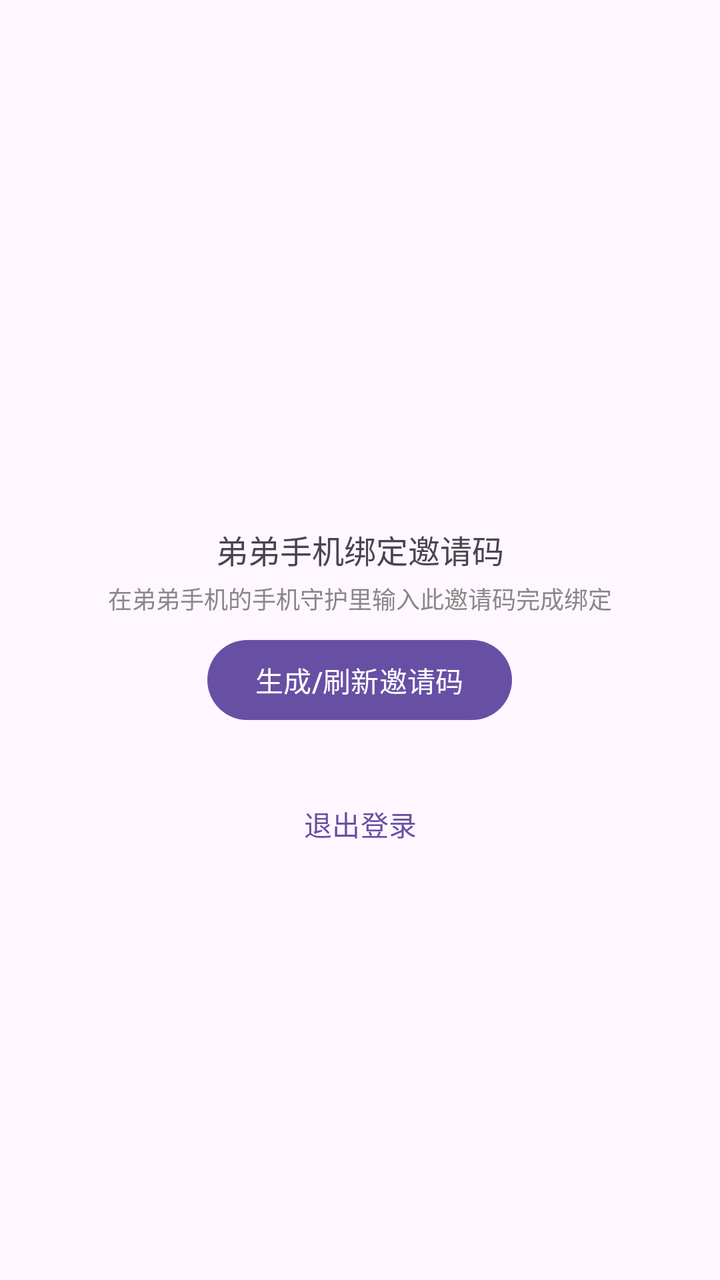
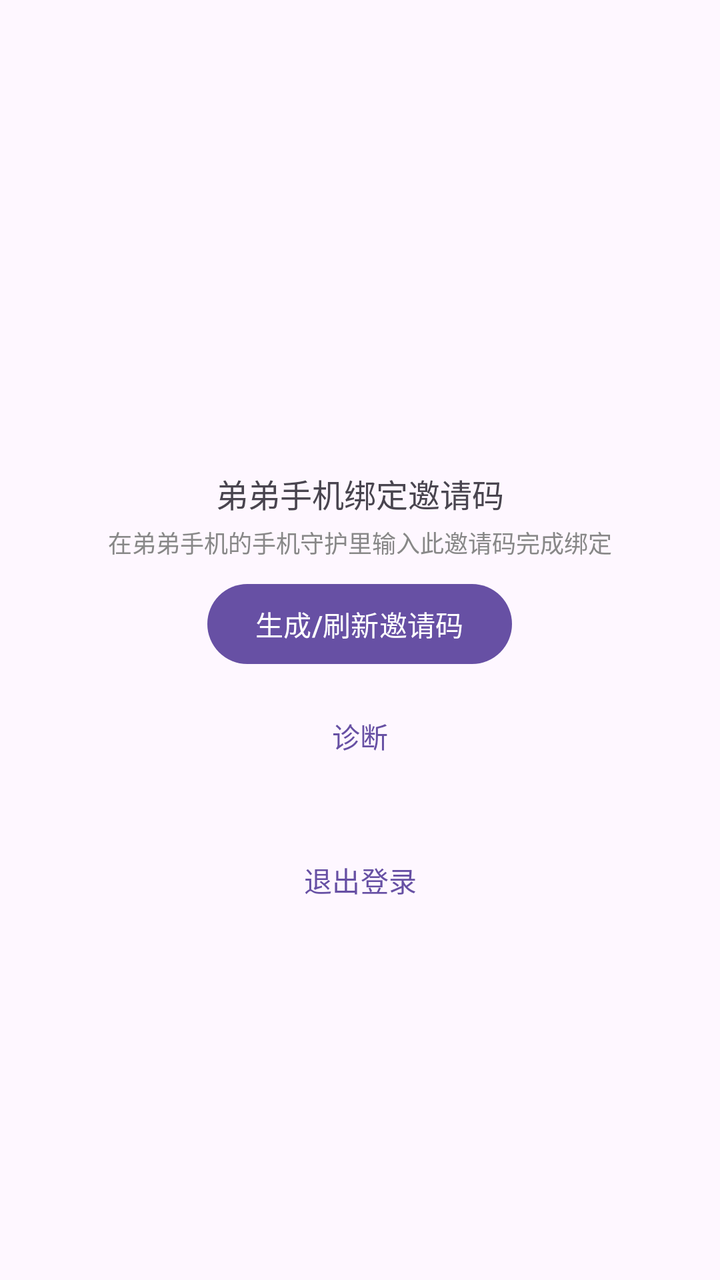

Compare the two renders of this Android layout. The source of the first and the diff that turns it into the second are given below.
<!-- AndroidManifest.xml: application theme Theme.PhoneGuard -->
<!-- res/layout/activity_main.xml -->
<?xml version="1.0" encoding="utf-8"?>
<LinearLayout xmlns:android="http://schemas.android.com/apk/res/android"
    android:layout_width="match_parent"
    android:layout_height="match_parent"
    android:gravity="center"
    android:orientation="vertical"
    android:padding="24dp">

    <TextView
        android:id="@+id/tvWelcome"
        android:layout_width="wrap_content"
        android:layout_height="wrap_content"
        android:textSize="20sp" />

    <TextView
        android:layout_width="wrap_content"
        android:layout_height="wrap_content"
        android:layout_marginTop="32dp"
        android:text="@string/invite_code_title"
        android:textSize="16sp" />

    <TextView
        android:id="@+id/tvInviteCode"
        android:layout_width="wrap_content"
        android:layout_height="wrap_content"
        android:layout_marginTop="8dp"
        android:letterSpacing="0.2"
        android:textColor="@color/primary"
        android:textSize="40sp"
        android:textStyle="bold"
        android:visibility="gone" />

    <TextView
        android:layout_width="wrap_content"
        android:layout_height="wrap_content"
        android:layout_marginTop="4dp"
        android:text="@string/invite_code_tip"
        android:textSize="12sp"
        android:textColor="#888888" />

    <com.google.android.material.button.MaterialButton
        android:id="@+id/btnCopyCode"
        style="@style/Widget.Material3.Button.TonalButton"
        android:layout_width="wrap_content"
        android:layout_height="wrap_content"
        android:layout_marginTop="12dp"
        android:text="@string/copy_code"
        android:visibility="gone" />

    <com.google.android.material.button.MaterialButton
        android:id="@+id/btnRefreshCode"
        android:layout_width="wrap_content"
        android:layout_height="wrap_content"
        android:layout_marginTop="8dp"
        android:text="@string/refresh_code" />

    <com.google.android.material.button.MaterialButton
        android:id="@+id/btnLogout"
        style="@style/Widget.Material3.Button.TextButton"
        android:layout_width="wrap_content"
        android:layout_height="wrap_content"
        android:layout_marginTop="24dp"
        android:text="@string/logout" />
</LinearLayout>
<!-- resources referenced by this layout -->
<resources>
  <color name="primary">#1A73E8</color>
  <string name="copy_code">复制邀请码</string>
  <string name="invite_code_tip">在弟弟手机的"手机守护"里输入此邀请码完成绑定</string>
  <string name="invite_code_title">弟弟手机绑定邀请码</string>
  <string name="logout">退出登录</string>
  <string name="refresh_code">生成/刷新邀请码</string>
  <style name="Theme.PhoneGuard" parent="Theme.Material3.DayNight.NoActionBar" />
</resources>

<!-- the commit's change to res/layout/activity_main.xml (unified diff, before → after) -->
@@ -55,6 +55,14 @@
         android:text="@string/refresh_code" />
 
     <com.google.android.material.button.MaterialButton
+        android:id="@+id/btnDiag"
+        style="@style/Widget.Material3.Button.TextButton"
+        android:layout_width="wrap_content"
+        android:layout_height="wrap_content"
+        android:layout_marginTop="8dp"
+        android:text="@string/diag" />
+
+    <com.google.android.material.button.MaterialButton
         android:id="@+id/btnLogout"
         style="@style/Widget.Material3.Button.TextButton"
         android:layout_width="wrap_content"
<!-- resource entries referenced after the edit -->
@@ -2,6 +2,7 @@
 <resources>
   <color name="primary">#1A73E8</color>
   <string name="copy_code">复制邀请码</string>
+  <string name="diag">诊断</string>
   <string name="invite_code_tip">在弟弟手机的"手机守护"里输入此邀请码完成绑定</string>
   <string name="invite_code_title">弟弟手机绑定邀请码</string>
   <string name="logout">退出登录</string>
